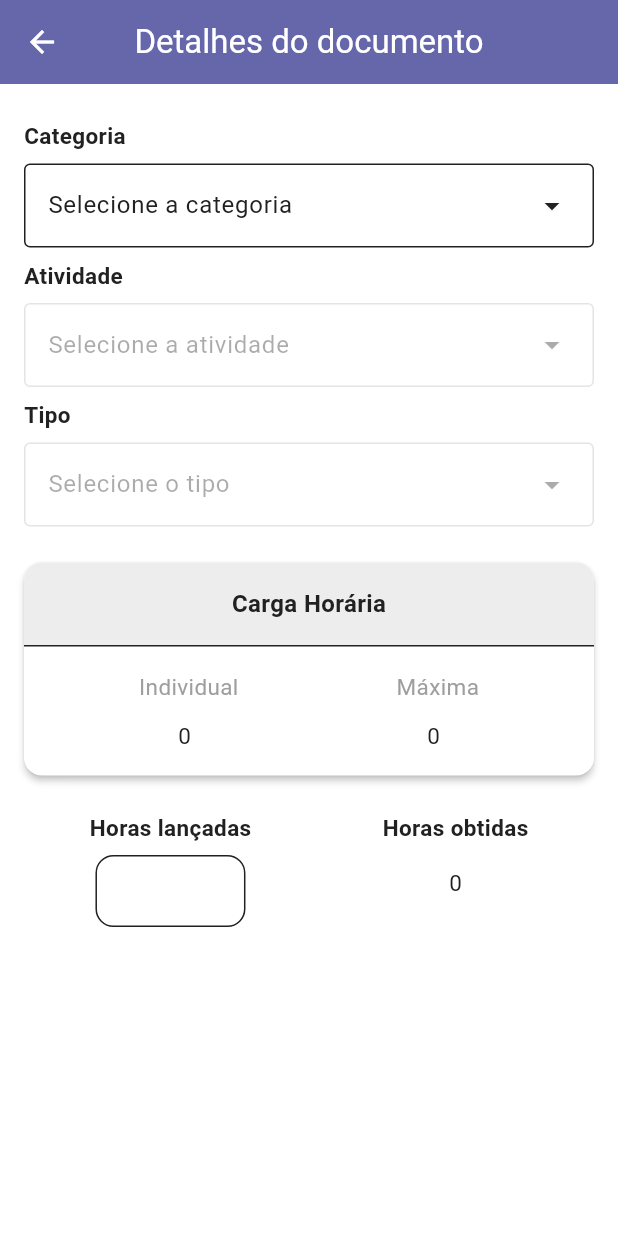
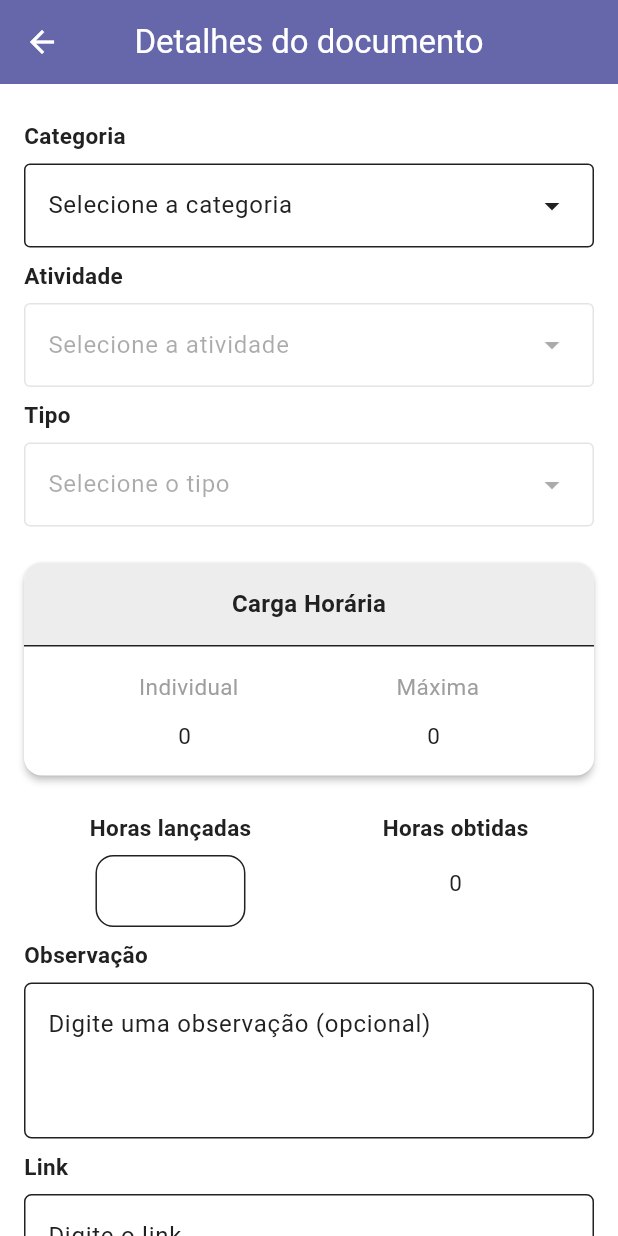
Before and after one commit to WarrenCollins473/horas_compl_app, a Flutter app: the DetailsPage screen opened directly, on a phone screen of 412 x 824 dp. Run offline on Flutter 3.47's test engine with Material 3 defaults, Android fonts, the phone set to English and light mode, and no system bars; our stand-ins replace dartz, equatable, flutter_bloc, get_it, isar_community; accounts and stored records are empty; generated files the repository leaves out were written again.

Commit message:
feat: Detail page + compontents

```diff
--- /dev/null
+++ b/lib/features/presentation/components/action_button.dart
@@ -0,0 +1,38 @@
+import 'package:flutter/material.dart';
+
+class ActionButton extends StatelessWidget {
+  final String text;
+  final Color color;
+  final VoidCallback onPressed;
+
+  const ActionButton({
+    super.key,
+    required this.text,
+    required this.color,
+    required this.onPressed,
+  });
+
+  @override
+  Widget build(BuildContext context) {
+    return SizedBox(
+      width: double.infinity,
+      height: 50,
+      child: ElevatedButton(
+        onPressed: onPressed,
+        style: ElevatedButton.styleFrom(
+          backgroundColor: color,
+          elevation: 0,
+          shape: RoundedRectangleBorder(borderRadius: BorderRadius.circular(5)),
+        ),
+        child: Text(
+          text,
+          style: const TextStyle(
+            fontSize: 18,
+            fontWeight: FontWeight.w600,
+            color: Colors.white,
+          ),
+        ),
+      ),
+    );
+  }
+}
--- /dev/null
+++ b/lib/features/presentation/components/activity_hours_info.dart
@@ -0,0 +1,101 @@
+import 'package:flutter/material.dart';
+import 'package:horas_compl_app/features/presentation/bloc/curriculum_rules_state.dart';
+
+class ActivityHoursInfo extends StatelessWidget {
+  final String? selectedCategory;
+  final String? selectedActivity;
+  final String? selectedType;
+  final CurriculumRulesState curriculumRulesState;
+
+  final Function(int individual, int maximum)? onHoursChanged;
+
+  const ActivityHoursInfo({
+    super.key,
+    required this.selectedCategory,
+    required this.selectedActivity,
+    required this.selectedType,
+    required this.curriculumRulesState,
+    this.onHoursChanged,
+  });
+
+  int _getIndividualHours() {
+    if (selectedCategory == null || selectedActivity == null) return 0;
+
+    final category = curriculumRulesState.rules!.categories.firstWhere(
+      (c) => c.name == selectedCategory,
+    );
+
+    final activity = category.activities.firstWhere(
+      (a) => a.name == selectedActivity,
+    );
+
+    if (activity.types == null || activity.types!.isEmpty) {
+      return activity.individualHours ?? 0;
+    }
+
+    if (selectedType == null) return 0;
+
+    final type = activity.types!.firstWhere((t) => t.name == selectedType);
+
+    return type.individualHours;
+  }
+
+  int _getMaximumHours() {
+    if (selectedCategory == null || selectedActivity == null) return 0;
+
+    final category = curriculumRulesState.rules!.categories.firstWhere(
+      (c) => c.name == selectedCategory,
+    );
+
+    final activity = category.activities.firstWhere(
+      (a) => a.name == selectedActivity,
+    );
+
+    if (activity.types == null || activity.types!.isEmpty) {
+      return activity.maximumHours ?? 0;
+    }
+
+    if (selectedType == null) return 0;
+
+    final type = activity.types!.firstWhere((t) => t.name == selectedType);
+
+    return type.maximumHours;
+  }
+
+  @override
+  Widget build(BuildContext context) {
+    final individual = _getIndividualHours();
+    final maximum = _getMaximumHours();
+
+    onHoursChanged?.call(individual, maximum);
+
+    return Padding(
+      padding: const EdgeInsets.symmetric(vertical: 16, horizontal: 24),
+      child: Column(
+        children: [
+          Row(
+            mainAxisAlignment: MainAxisAlignment.spaceAround,
+            children: const [
+              Text(
+                'Individual',
+                style: TextStyle(fontSize: 15, color: Colors.grey),
+              ),
+              Text(
+                'Máxima',
+                style: TextStyle(fontSize: 15, color: Colors.grey),
+              ),
+            ],
+          ),
+          const SizedBox(height: 12),
+          Row(
+            mainAxisAlignment: MainAxisAlignment.spaceAround,
+            children: [
+              Text(individual.toString(), style: const TextStyle(fontSize: 15)),
+              Text(maximum.toString(), style: const TextStyle(fontSize: 15)),
+            ],
+          ),
+        ],
+      ),
+    );
+  }
+}
--- /dev/null
+++ b/lib/features/presentation/components/custom_dropdown.dart
@@ -0,0 +1,38 @@
+import 'package:flutter/material.dart';
+
+class CustomDropdown extends StatelessWidget {
+  final String hintText;
+  final TextEditingController? controller;
+  final List<DropdownMenuEntry<String>> entries;
+  final bool enabled;
+  final void Function(String?)? onSelected;
+
+  const CustomDropdown({
+    super.key,
+    required this.hintText,
+    required this.entries,
+    this.controller,
+    this.enabled = true,
+    this.onSelected,
+  });
+
+  @override
+  Widget build(BuildContext context) {
+    return DropdownMenu<String>(
+      hintText: hintText,
+      controller: controller,
+      enabled: enabled,
+      expandedInsets: EdgeInsets.zero,
+      menuStyle: MenuStyle(
+        shape: WidgetStateProperty.all(
+          RoundedRectangleBorder(
+            borderRadius: BorderRadius.circular(5),
+            side: const BorderSide(color: Colors.grey, width: 1),
+          ),
+        ),
+      ),
+      dropdownMenuEntries: entries,
+      onSelected: onSelected,
+    );
+  }
+}
--- /dev/null
+++ b/lib/features/presentation/components/hours_input.dart
@@ -0,0 +1,91 @@
+import 'package:flutter/material.dart';
+
+class HoursInput extends StatefulWidget {
+  final int individualHours;
+  final int maximumHours;
+  final Function(int hoursObtained) onHoursCalculated;
+
+  const HoursInput({
+    super.key,
+    required this.individualHours,
+    required this.maximumHours,
+    required this.onHoursCalculated,
+  });
+
+  @override
+  State<HoursInput> createState() => _HoursInputState();
+}
+
+class _HoursInputState extends State<HoursInput> {
+  final TextEditingController _hoursController = TextEditingController();
+
+  int obtainedHours = 0;
+
+  void _calculateHours(String value) {
+    final entered = int.tryParse(value) ?? 0;
+
+    int result = 0;
+
+    if (entered >= widget.individualHours) {
+      result = entered;
+
+      if (result > widget.maximumHours) {
+        result = widget.maximumHours;
+      }
+    }
+
+    setState(() {
+      obtainedHours = result;
+    });
+
+    widget.onHoursCalculated(result);
+  }
+
+  @override
+  Widget build(BuildContext context) {
+    return Row(
+      mainAxisAlignment: MainAxisAlignment.spaceAround,
+      crossAxisAlignment: CrossAxisAlignment.start,
+      children: [
+        Column(
+          crossAxisAlignment: CrossAxisAlignment.center,
+          children: [
+            const Text(
+              'Horas lançadas',
+              style: TextStyle(fontSize: 15, fontWeight: FontWeight.w600),
+            ),
+            const SizedBox(height: 8),
+            SizedBox(
+              width: 100,
+              child: TextField(
+                controller: _hoursController,
+                keyboardType: TextInputType.number,
+                onChanged: _calculateHours,
+                decoration: InputDecoration(
+                  contentPadding: const EdgeInsets.symmetric(horizontal: 12),
+                  border: OutlineInputBorder(
+                    borderRadius: BorderRadius.circular(12),
+                  ),
+                ),
+              ),
+            ),
+          ],
+        ),
+        Column(
+          crossAxisAlignment: CrossAxisAlignment.center,
+          children: [
+            const Text(
+              'Horas obtidas',
+              style: TextStyle(fontSize: 15, fontWeight: FontWeight.w600),
+            ),
+            const SizedBox(height: 16),
+            Text(
+              obtainedHours.toString(),
+              style: const TextStyle(fontSize: 15),
+            ),
+          ],
+        ),
+      ],
+    );
+  }
+}
--- a/lib/features/presentation/pages/details_page.dart
+++ b/lib/features/presentation/pages/details_page.dart
@@ -4,7 +4,11 @@ import 'package:horas_compl_app/features/presentation/bloc/curriculum_rules_bloc
 import 'package:horas_compl_app/features/presentation/bloc/curriculum_rules_state.dart';
 import 'package:horas_compl_app/features/presentation/bloc/documents_bloc.dart';
 import 'package:horas_compl_app/features/presentation/bloc/documents_state.dart';
-import 'package:horas_compl_app/features/presentation/widgets/title.dart';
+import 'package:horas_compl_app/features/presentation/components/action_button.dart';
+import 'package:horas_compl_app/features/presentation/components/activity_hours_info.dart';
+import 'package:horas_compl_app/features/presentation/components/custom_dropdown.dart';
+import 'package:horas_compl_app/features/presentation/components/hours_input.dart';
+import 'package:horas_compl_app/features/presentation/components/title.dart';
 
 class DetailsPage extends StatefulWidget {
   final int? id;
@@ -19,13 +23,15 @@ class _DetailsPageState extends State<DetailsPage> {
   final TextEditingController _categoryController = TextEditingController();
   final TextEditingController _activityController = TextEditingController();
   final TextEditingController _typeController = TextEditingController();
-  final TextEditingController _hoursController = TextEditingController();
+  final TextEditingController _ObservationController = TextEditingController();
+  final TextEditingController _linkController = TextEditingController();
 
   String? selectedCategory;
   String? selectedActivity;
   String? selectedType;
-  int hoursIndividual = 0;
-  int hoursMax = 0;
+  int individualHours = 0;
+  int maximumHours = 0;
+  int? obtainedHours;
 
   @override
   Widget build(BuildContext context) {
@@ -35,35 +41,23 @@ class _DetailsPageState extends State<DetailsPage> {
         builder: (context, documentsState) {
           return BlocBuilder<CurriculumRulesBloc, CurriculumRulesState>(
             builder: (context, curriculumRulesState) {
-              return Container(
+              return SingleChildScrollView(
                 padding: const EdgeInsets.all(16.0),
                 child: Column(
                   mainAxisAlignment: MainAxisAlignment.start,
                   crossAxisAlignment: CrossAxisAlignment.start,
                   children: [
                     DetailTitle(text: "Categoria"),
-                    DropdownMenu(
+                    CustomDropdown(
                       hintText: "Selecione a categoria",
-                      menuStyle: MenuStyle(
-                        shape: WidgetStateProperty.all(
-                          RoundedRectangleBorder(
-                            borderRadius: BorderRadius.circular(5),
-                            side: BorderSide(color: Colors.grey, width: 1),
-                          ),
-                        ),
-                      ),
                       controller: _categoryController,
-                      dropdownMenuEntries: curriculumRulesState
-                          .rules!
-                          .categories
+                      entries: curriculumRulesState.rules!.categories
                           .map(
                             (e) =>
                                 DropdownMenuEntry(value: e.name, label: e.name),
                           )
                           .toList(),
-
-                      expandedInsets: EdgeInsets.zero,
-                      onSelected: (String? value) {
+                      onSelected: (value) {
                         setState(() {
                           selectedCategory = value;
                           _activityController.clear();
@@ -74,24 +68,14 @@ class _DetailsPageState extends State<DetailsPage> {
                       },
                     ),
                     DetailTitle(text: "Atividade"),
-                    if (selectedCategory != null)
-                      DropdownMenu(
+                    CustomDropdown(
                       hintText: "Selecione a atividade",
                       controller: _activityController,
-                        menuStyle: MenuStyle(
-                          shape: WidgetStateProperty.all(
-                            RoundedRectangleBorder(
-                              borderRadius: BorderRadius.circular(5),
-                              side: BorderSide(color: Colors.grey, width: 1),
-                            ),
-                          ),
-                        ),
-                        dropdownMenuEntries: curriculumRulesState
-                            .rules!
-                            .categories
-                            .firstWhere(
-                              (category) => category.name == selectedCategory,
-                            )
+                      enabled: selectedCategory != null,
+                      entries: selectedCategory == null
+                          ? []
+                          : curriculumRulesState.rules!.categories
+                                .firstWhere((c) => c.name == selectedCategory)
                                 .activities
                                 .map(
                                   (e) => DropdownMenuEntry(
@@ -100,82 +84,50 @@ class _DetailsPageState extends State<DetailsPage> {
                                   ),
                                 )
                                 .toList(),
-
-                        expandedInsets: EdgeInsets.zero,
-                        onSelected: (String? value) {
+                      onSelected: (value) {
                         setState(() {
                           selectedActivity = value;
                           selectedType = null;
                           _typeController.clear();
                         });
                       },
-                      )
-                    else
-                      DropdownMenu(
-                        hintText: "Selecione a atividade",
-                        enabled: false,
-                        expandedInsets: EdgeInsets.zero,
-                        onSelected: (value) {},
-                        dropdownMenuEntries: [],
                     ),
                     DetailTitle(text: "Tipo"),
-                    if (selectedActivity != null &&
+                    CustomDropdown(
+                      hintText: "Selecione o tipo",
+                      controller: _typeController,
+                      enabled:
+                          selectedActivity != null &&
                           curriculumRulesState.rules!.categories
+                                  .firstWhere((c) => c.name == selectedCategory)
+                                  .activities
+                                  .firstWhere((a) => a.name == selectedActivity)
+                                  .types !=
+                              null,
+                      entries: selectedActivity == null
+                          ? []
+                          : curriculumRulesState.rules!.categories
                                     .firstWhere(
-                                  (category) =>
-                                      category.name == selectedCategory,
+                                      (c) => c.name == selectedCategory,
                                     )
                                     .activities
                                     .firstWhere(
-                                  (activity) =>
-                                      activity.name == selectedActivity,
+                                      (a) => a.name == selectedActivity,
                                     )
-                                .types !=
-                            null)
-                      DropdownMenu(
-                        hintText: "Selecione o tipo",
-                        controller: _typeController,
-                        menuStyle: MenuStyle(
-                          shape: WidgetStateProperty.all(
-                            RoundedRectangleBorder(
-                              borderRadius: BorderRadius.circular(5),
-                              side: BorderSide(color: Colors.grey, width: 1),
-                            ),
-                          ),
-                        ),
-                        dropdownMenuEntries: curriculumRulesState
-                            .rules!
-                            .categories
-                            .firstWhere(
-                              (category) => category.name == selectedCategory,
-                            )
-                            .activities
-                            .firstWhere(
-                              (activity) => activity.name == selectedActivity,
-                            )
-                            .types!
-                            .map(
+                                    .types
+                                    ?.map(
                                       (e) => DropdownMenuEntry(
                                         value: e.name,
                                         label: e.name,
                                       ),
                                     )
-                            .toList(),
-
-                        expandedInsets: EdgeInsets.zero,
-                        onSelected: (String? value) {
+                                    .toList() ??
+                                [],
+                      onSelected: (value) {
                         setState(() {
                           selectedType = value;
                         });
                       },
-                      )
-                    else
-                      DropdownMenu(
-                        hintText: "Selecione o tipo",
-                        enabled: false,
-                        expandedInsets: EdgeInsets.zero,
-                        onSelected: (value) {},
-                        dropdownMenuEntries: [],
                     ),
                     Card(
                       margin: const EdgeInsets.only(top: 24),
@@ -206,109 +158,68 @@ class _DetailsPageState extends State<DetailsPage> {
                           ),
                           const Divider(height: 1),
 
-                          Padding(
-                            padding: const EdgeInsets.symmetric(
-                              vertical: 16,
-                              horizontal: 24,
-                            ),
-                            child: Column(
-                              children: [
-                                Row(
-                                  mainAxisAlignment:
-                                      MainAxisAlignment.spaceAround,
-                                  children: const [
-                                    Text(
-                                      'Individual',
-                                      style: TextStyle(
-                                        fontSize: 15,
-                                        color: Colors.grey,
-                                      ),
-                                    ),
-                                    Text(
-                                      'Máxima',
-                                      style: TextStyle(
-                                        fontSize: 15,
-                                        color: Colors.grey,
-                                      ),
-                                    ),
-                                  ],
-                                ),
-                                const SizedBox(height: 12),
-                                Row(
-                                  mainAxisAlignment:
-                                      MainAxisAlignment.spaceAround,
-                                  children: [
-                                    Text(
-                                      '0',
-                                      style: const TextStyle(fontSize: 15),
-                                    ),
-                                    Text(
-                                      '0',
-                                      style: const TextStyle(fontSize: 15),
-                                    ),
-                                  ],
-                                ),
-                              ],
-                            ),
+                          ActivityHoursInfo(
+                            selectedCategory: selectedCategory,
+                            selectedActivity: selectedActivity,
+                            selectedType: selectedType,
+                            curriculumRulesState: curriculumRulesState,
+                            onHoursChanged: (individual, maximum) {
+                              individualHours = individual;
+                              maximumHours = maximum;
+                            },
                           ),
                         ],
                       ),
                     ),
                     const SizedBox(height: 24),
-                    Row(
-                      mainAxisAlignment: MainAxisAlignment.spaceAround,
-                      crossAxisAlignment: CrossAxisAlignment.start,
-                      children: [
-                        /// Horas lançadas
-                        Column(
-                          crossAxisAlignment: CrossAxisAlignment.center,
-                          children: [
-                            const Text(
-                              'Horas lançadas',
-                              style: TextStyle(
-                                fontSize: 15,
-                                fontWeight: FontWeight.w600,
+                    HoursInput(
+                      individualHours: individualHours,
+                      maximumHours: maximumHours,
+                      onHoursCalculated: (value) {
+                        setState(() {
+                          obtainedHours = value;
+                        });
+                      },
                     ),
-                            ),
-                            const SizedBox(height: 8),
-                            SizedBox(
-                              width: 100,
-                              child: TextField(
-                                controller: _hoursController,
-                                keyboardType: TextInputType.number,
-                                onChanged: (value) {
-                                  // Update the hours value in the state or perform any necessary action
-                                },
+                    DetailTitle(text: "Observação"),
+                    TextField(
+                      maxLines: 3,
+                      controller: _ObservationController,
                       decoration: InputDecoration(
-                                  contentPadding: const EdgeInsets.symmetric(
-                                    horizontal: 12,
-                                  ),
+                        hintText: "Digite uma observação (opcional)",
                         border: OutlineInputBorder(
-                                    borderRadius: BorderRadius.circular(12),
+                          borderRadius: BorderRadius.circular(5),
                         ),
                       ),
                     ),
+                    DetailTitle(text: "Link"),
+                    TextField(
+                      controller: _linkController,
+                      decoration: InputDecoration(
+                        hintText: "Digite o link",
+                        border: OutlineInputBorder(
+                          borderRadius: BorderRadius.circular(5),
+                        ),
+                      ),
+                    ),
+                    const SizedBox(height: 24),
+                    ActionButton(
+                      text: "Salvar",
+                      color: Theme.of(context).colorScheme.secondary,
+                      onPressed: () {
+                        print("Salvar");
+                      },
+                    ),
+                    if (widget.id != null) ...[
+                      const SizedBox(height: 12),
+                      ActionButton(
+                        text: "Excluir",
+                        color: Theme.of(context).colorScheme.error,
+                        onPressed: () {
+                          print("Excluir");
+                        },
                       ),
                     ],
-                        ),
-
-                        /// Horas obtidas
-                        Column(
-                          crossAxisAlignment: CrossAxisAlignment.center,
-                          children: [
-                            const Text(
-                              'Horas obtidas',
-                              style: TextStyle(
-                                fontSize: 15,
-                                fontWeight: FontWeight.w600,
-                              ),
-                            ),
-                            const SizedBox(height: 16),
-                            Text('0', style: const TextStyle(fontSize: 15)),
-                          ],
-                        ),
-                      ],
-                    ),
                   ],
                 ),
               );
--- a/lib/features/presentation/pages/documents_page.dart
+++ b/lib/features/presentation/pages/documents_page.dart
@@ -6,8 +6,8 @@ import 'package:horas_compl_app/features/presentation/bloc/curriculum_rules_stat
 import 'package:horas_compl_app/features/presentation/bloc/documents_bloc.dart';
 import 'package:horas_compl_app/features/presentation/bloc/documents_state.dart';
 import 'package:horas_compl_app/features/presentation/pages/details_page.dart';
-import 'package:horas_compl_app/features/presentation/widgets/document_card.dart';
-import 'package:horas_compl_app/features/presentation/widgets/drawer.dart';
+import 'package:horas_compl_app/features/presentation/components/document_card.dart';
+import 'package:horas_compl_app/features/presentation/components/drawer.dart';
 
 class DocumentsPage extends StatelessWidget {
   const DocumentsPage({super.key});
--- a/lib/features/presentation/pages/hours_page.dart
+++ b/lib/features/presentation/pages/hours_page.dart
@@ -5,9 +5,9 @@ import 'package:horas_compl_app/features/presentation/bloc/curriculum_rules_bloc
 import 'package:horas_compl_app/features/presentation/bloc/curriculum_rules_state.dart';
 import 'package:horas_compl_app/features/presentation/bloc/documents_bloc.dart';
 import 'package:horas_compl_app/features/presentation/bloc/documents_state.dart';
-import 'package:horas_compl_app/features/presentation/widgets/category_bar.dart';
-import 'package:horas_compl_app/features/presentation/widgets/drawer.dart';
-import 'package:horas_compl_app/features/presentation/widgets/total_bar.dart';
+import 'package:horas_compl_app/features/presentation/components/category_bar.dart';
+import 'package:horas_compl_app/features/presentation/components/drawer.dart';
+import 'package:horas_compl_app/features/presentation/components/total_bar.dart';
 
 class HoursPage extends StatelessWidget {
   const HoursPage({super.key});
```
Also changed, not shown: lib/features/presentation/components/category_bar.dart (renamed from lib/features/presentation/widgets/category_bar.dart), lib/features/presentation/components/document_card.dart (renamed from lib/features/presentation/widgets/document_card.dart), lib/features/presentation/components/drawer.dart (renamed from lib/features/presentation/widgets/drawer.dart), lib/features/presentation/components/title.dart (renamed from lib/features/presentation/widgets/title.dart), lib/features/presentation/components/total_bar.dart (renamed from lib/features/presentation/widgets/total_bar.dart), 1 other file. Lines whose indentation alone changed are shown as unchanged.
